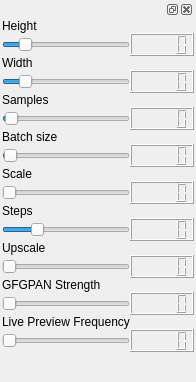
Old version of the form frontend/ui_widgets/sizer_count.ui in the repository XmYx/ainodes-pyside.
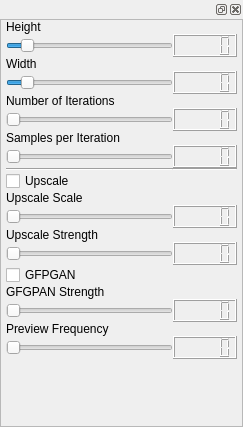
New version of the form.

```diff
--- a/frontend/ui_widgets/sizer_count.ui
+++ b/frontend/ui_widgets/sizer_count.ui
@@ -6,8 +6,8 @@
    <rect>
     <x>0</x>
     <y>0</y>
-    <width>184</width>
-    <height>382</height>
+    <width>243</width>
+    <height>427</height>
    </rect>
   </property>
   <property name="sizePolicy">
@@ -19,18 +19,21 @@
   <property name="windowTitle">
    <string>Properties</string>
   </property>
+  <property name="accessibleName">
+   <string>sizeNcount</string>
+  </property>
   <layout class="QVBoxLayout" name="verticalLayout_2">
    <property name="spacing">
-    <number>2</number>
+    <number>0</number>
    </property>
    <property name="leftMargin">
-    <number>2</number>
+    <number>0</number>
    </property>
    <property name="topMargin">
     <number>0</number>
    </property>
    <property name="rightMargin">
-    <number>2</number>
+    <number>0</number>
    </property>
    <property name="bottomMargin">
     <number>0</number>
@@ -43,6 +46,9 @@
        <verstretch>0</verstretch>
       </sizepolicy>
      </property>
+     <property name="accessibleName">
+      <string>sizeNcount</string>
+     </property>
      <widget class="QWidget" name="dockWidgetContents">
       <property name="sizePolicy">
        <sizepolicy hsizetype="Expanding" vsizetype="Expanding">
@@ -51,9 +57,6 @@
        </sizepolicy>
       </property>
       <layout class="QVBoxLayout" name="verticalLayout">
-       <property name="spacing">
-        <number>0</number>
-       </property>
        <property name="leftMargin">
         <number>0</number>
        </property>
@@ -62,6 +65,33 @@
        </property>
        <property name="rightMargin">
         <number>0</number>
+       </property>
+       <property name="bottomMargin">
+        <number>0</number>
+       </property>
+       <item>
+        <widget class="QScrollArea" name="scrollArea">
+         <property name="widgetResizable">
+          <bool>true</bool>
+         </property>
+         <widget class="QWidget" name="scrollAreaWidgetContents">
+          <property name="geometry">
+           <rect>
+            <x>0</x>
+            <y>0</y>
+            <width>241</width>
+            <height>401</height>
+           </rect>
+          </property>
+          <layout class="QVBoxLayout" name="verticalLayout_3">
+           <property name="leftMargin">
+            <number>5</number>
+           </property>
+           <property name="topMargin">
+            <number>0</number>
+           </property>
+           <property name="rightMargin">
+            <number>5</number>
        </property>
        <property name="bottomMargin">
         <number>0</number>
@@ -77,10 +107,53 @@
          <property name="spacing">
           <number>0</number>
          </property>
-         <item row="0" column="0">
-          <widget class="QLabel" name="label_4">
+             <item row="3" column="1">
+              <widget class="QLCDNumber" name="widthNumber"/>
+             </item>
+             <item row="21" column="0">
+              <widget class="QLabel" name="label_8">
            <property name="text">
-            <string>Height</string>
+                <string>GFGPAN Strength</string>
+               </property>
+              </widget>
+             </item>
+             <item row="18" column="0">
+              <widget class="QLabel" name="label_6">
+               <property name="text">
+                <string>Upscale Strength</string>
+               </property>
+              </widget>
+             </item>
+             <item row="27" column="0">
+              <widget class="QLabel" name="label_7">
+               <property name="text">
+                <string>Preview Frequency</string>
+               </property>
+              </widget>
+             </item>
+             <item row="15" column="0">
+              <widget class="QCheckBox" name="upScale">
+               <property name="text">
+                <string>Upscale</string>
+               </property>
+              </widget>
+             </item>
+             <item row="5" column="0">
+              <widget class="QSlider" name="batchSizeSlider">
+               <property name="minimum">
+                <number>1</number>
+               </property>
+               <property name="maximum">
+                <number>200</number>
+               </property>
+               <property name="pageStep">
+                <number>1</number>
+               </property>
+               <property name="value">
+                <number>1</number>
+               </property>
+               <property name="orientation">
+                <enum>Qt::Horizontal</enum>
            </property>
           </widget>
          </item>
@@ -90,7 +163,7 @@
             <number>256</number>
            </property>
            <property name="maximum">
-            <number>2048</number>
+                <number>3072</number>
            </property>
            <property name="singleStep">
             <number>64</number>
@@ -112,11 +185,18 @@
          <item row="1" column="1">
           <widget class="QLCDNumber" name="heightNumber"/>
          </item>
-         <item row="3" column="1">
-          <widget class="QLCDNumber" name="widthNumber"/>
-         </item>
-         <item row="5" column="1">
-          <widget class="QLCDNumber" name="samplesNumber"/>
+             <item row="28" column="1">
+              <widget class="QLCDNumber" name="lcdNumber"/>
+             </item>
+             <item row="6" column="0">
+              <widget class="QLabel" name="label_2">
+               <property name="text">
+                <string>Samples per Iteration</string>
+               </property>
+              </widget>
+             </item>
+             <item row="19" column="1">
+              <widget class="QLCDNumber" name="upscaleStrengthNumber"/>
          </item>
          <item row="3" column="0">
           <widget class="QSlider" name="widthSlider">
@@ -124,7 +204,7 @@
             <number>256</number>
            </property>
            <property name="maximum">
-            <number>2048</number>
+                <number>3072</number>
            </property>
            <property name="singleStep">
             <number>64</number>
@@ -140,45 +220,73 @@
            </property>
           </widget>
          </item>
-         <item row="4" column="0">
-          <widget class="QLabel" name="label_2">
-           <property name="text">
-            <string>Samples</string>
-           </property>
-          </widget>
-         </item>
-         <item row="2" column="0">
-          <widget class="QLabel" name="label_3">
-           <property name="text">
-            <string>Width</string>
-           </property>
-          </widget>
-         </item>
-         <item row="5" column="0">
-          <widget class="QSlider" name="samplesSlider">
+             <item row="22" column="0">
+              <widget class="QSlider" name="gfpganSlider">
+               <property name="minimum">
+                <number>0</number>
+               </property>
+               <property name="maximum">
+                <number>10</number>
+               </property>
+               <property name="pageStep">
+                <number>1</number>
+               </property>
+               <property name="value">
+                <number>0</number>
+               </property>
+               <property name="orientation">
+                <enum>Qt::Horizontal</enum>
+               </property>
+              </widget>
+             </item>
+             <item row="19" column="0">
+              <widget class="QSlider" name="upscaleStrength">
+               <property name="minimum">
+                <number>1</number>
+               </property>
            <property name="maximum">
-            <number>50</number>
+                <number>8</number>
            </property>
            <property name="pageStep">
             <number>1</number>
            </property>
-           <property name="value">
-            <number>1</number>
-           </property>
+               <property name="orientation">
+                <enum>Qt::Horizontal</enum>
+               </property>
+              </widget>
+             </item>
+             <item row="14" column="0">
+              <widget class="Line" name="line">
            <property name="orientation">
             <enum>Qt::Horizontal</enum>
            </property>
           </widget>
          </item>
-         <item row="7" column="0">
-          <widget class="QSlider" name="batchSizeSlider">
+             <item row="28" column="0">
+              <widget class="QSlider" name="previewSlider">
+               <property name="minimum">
+                <number>1</number>
+               </property>
            <property name="maximum">
-            <number>200</number>
+                <number>25</number>
            </property>
            <property name="pageStep">
             <number>1</number>
            </property>
-           <property name="value">
+               <property name="orientation">
+                <enum>Qt::Horizontal</enum>
+               </property>
+              </widget>
+             </item>
+             <item row="17" column="0">
+              <widget class="QSlider" name="upscaleScale">
+               <property name="minimum">
+                <number>1</number>
+               </property>
+               <property name="maximum">
+                <number>8</number>
+               </property>
+               <property name="pageStep">
             <number>1</number>
            </property>
            <property name="orientation">
@@ -199,154 +307,84 @@
            </property>
           </spacer>
          </item>
-         <item row="18" column="0">
-          <widget class="QSlider" name="upscaleSlider">
-           <property name="minimum">
-            <number>1</number>
-           </property>
-           <property name="maximum">
-            <number>10</number>
-           </property>
-           <property name="pageStep">
-            <number>1</number>
-           </property>
-           <property name="orientation">
-            <enum>Qt::Horizontal</enum>
-           </property>
-          </widget>
-         </item>
-         <item row="6" column="0">
-          <widget class="QLabel" name="label">
-           <property name="text">
-            <string>Batch size</string>
-           </property>
-          </widget>
-         </item>
-         <item row="13" column="0">
-          <widget class="QSlider" name="scaleSlider">
-           <property name="maximum">
-            <number>100</number>
-           </property>
-           <property name="orientation">
-            <enum>Qt::Horizontal</enum>
-           </property>
-          </widget>
-         </item>
-         <item row="15" column="1">
-          <widget class="QLCDNumber" name="stepsNumber"/>
-         </item>
-         <item row="18" column="1">
-          <widget class="QLCDNumber" name="upscaleNumber"/>
-         </item>
-         <item row="13" column="1">
-          <widget class="QLCDNumber" name="scaleNumber">
-           <property name="smallDecimalPoint">
-            <bool>false</bool>
-           </property>
-           <property name="segmentStyle">
-            <enum>QLCDNumber::Filled</enum>
-           </property>
-          </widget>
+             <item row="17" column="1">
+              <widget class="QLCDNumber" name="upscaleScaleNumber"/>
          </item>
          <item row="16" column="0">
-          <widget class="QLabel" name="label_7">
-           <property name="text">
-            <string>Upscale</string>
-           </property>
-          </widget>
-         </item>
-         <item row="14" column="0">
           <widget class="QLabel" name="label_5">
            <property name="text">
-            <string>Steps</string>
+                <string>Upscale Scale</string>
            </property>
           </widget>
          </item>
-         <item row="22" column="0">
-          <widget class="QSlider" name="gfpganSlider">
-           <property name="minimum">
-            <number>1</number>
-           </property>
-           <property name="maximum">
-            <number>10</number>
-           </property>
-           <property name="pageStep">
-            <number>1</number>
-           </property>
+             <item row="14" column="1">
+              <widget class="Line" name="line_2">
            <property name="orientation">
             <enum>Qt::Horizontal</enum>
            </property>
           </widget>
          </item>
-         <item row="11" column="0">
-          <widget class="QLabel" name="label_6">
-           <property name="text">
-            <string>Scale</string>
-           </property>
-          </widget>
-         </item>
-         <item row="7" column="1">
-          <widget class="QLCDNumber" name="batchSizeNumber"/>
-         </item>
-         <item row="21" column="0">
-          <widget class="QLabel" name="label_8">
-           <property name="text">
-            <string>GFGPAN Strength</string>
-           </property>
-          </widget>
-         </item>
-         <item row="15" column="0">
-          <widget class="QSlider" name="stepsSlider">
-           <property name="maximum">
-            <number>300</number>
-           </property>
-           <property name="value">
-            <number>75</number>
-           </property>
-           <property name="orientation">
-            <enum>Qt::Horizontal</enum>
-           </property>
-           <property name="invertedAppearance">
-            <bool>false</bool>
-           </property>
-           <property name="invertedControls">
-            <bool>false</bool>
-           </property>
-          </widget>
-         </item>
-         <item row="28" column="0">
-          <widget class="QSlider" name="previewSlider">
-           <property name="minimum">
-            <number>3</number>
-           </property>
-           <property name="maximum">
-            <number>25</number>
-           </property>
-           <property name="pageStep">
-            <number>1</number>
-           </property>
-           <property name="value">
-            <number>3</number>
-           </property>
-           <property name="orientation">
-            <enum>Qt::Horizontal</enum>
-           </property>
-          </widget>
-         </item>
-         <item row="27" column="0">
-          <widget class="QLabel" name="label_9">
-           <property name="text">
-            <string>Live Preview Frequency</string>
-           </property>
-          </widget>
-         </item>
          <item row="22" column="1">
           <widget class="QLCDNumber" name="gfpganNumber"/>
          </item>
-         <item row="28" column="1">
-          <widget class="QLCDNumber" name="previewNumber"/>
-         </item>
-        </layout>
+             <item row="0" column="0">
+              <widget class="QLabel" name="label_4">
+               <property name="text">
+                <string>Height</string>
+               </property>
+              </widget>
+             </item>
+             <item row="2" column="0">
+              <widget class="QLabel" name="label_3">
+               <property name="text">
+                <string>Width</string>
+               </property>
+              </widget>
+             </item>
+             <item row="7" column="1">
+              <widget class="QLCDNumber" name="samplesNumber"/>
+             </item>
+             <item row="7" column="0">
+              <widget class="QSlider" name="samplesSlider">
+               <property name="minimum">
+                <number>1</number>
+               </property>
+               <property name="maximum">
+                <number>1500</number>
+               </property>
+               <property name="pageStep">
+                <number>1</number>
+               </property>
+               <property name="value">
+                <number>1</number>
+               </property>
+               <property name="orientation">
+                <enum>Qt::Horizontal</enum>
+               </property>
+              </widget>
+             </item>
+             <item row="20" column="0">
+              <widget class="QCheckBox" name="useGfpgan">
+               <property name="text">
+                <string>GFPGAN</string>
+               </property>
+              </widget>
+             </item>
+             <item row="4" column="0">
+              <widget class="QLabel" name="label">
+               <property name="text">
+                <string>Number of Iterations</string>
+               </property>
+              </widget>
+             </item>
+             <item row="5" column="1">
+              <widget class="QLCDNumber" name="batchSizeNumber"/>
+             </item>
+            </layout>
+           </item>
+          </layout>
+         </widget>
+        </widget>
        </item>
       </layout>
      </widget>
```
Left out of the diff: 64 changed lines with no effect on the pictures. Lines whose indentation alone changed are shown as unchanged.
